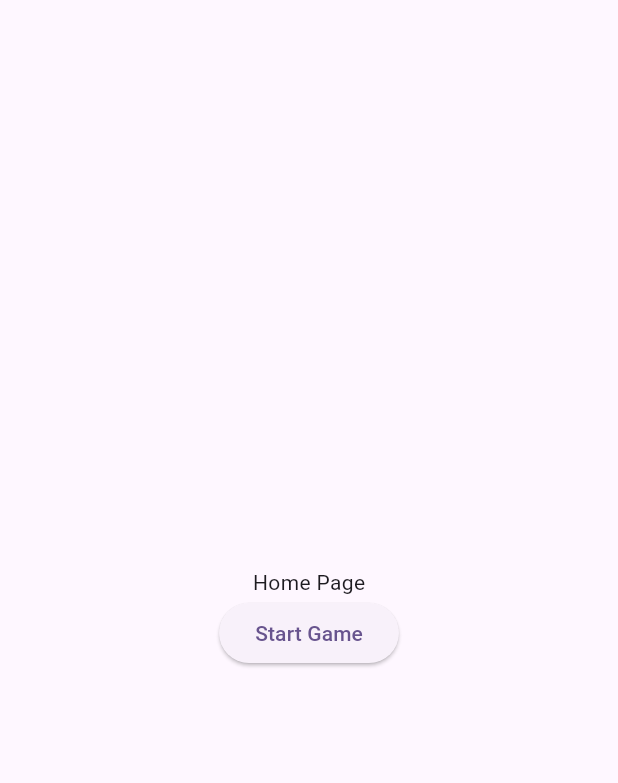
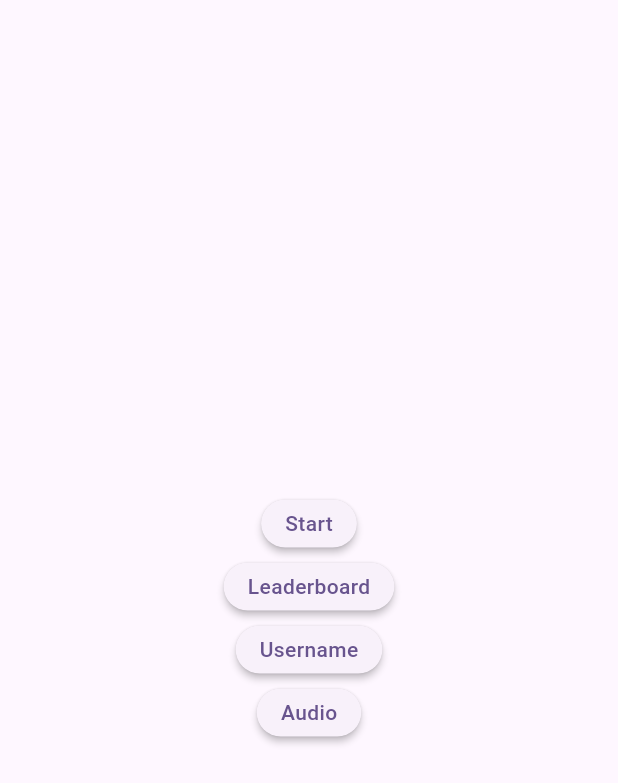
Before and after one commit to hasToDev/asteroid_q, a Flutter app: the screen it shows after launch, on a phone screen of 412 x 824 dp. Shown: the top 783 px of the screen. Run offline on Flutter 3.47's test engine with Material 3 defaults, Android fonts, the phone set to English and light mode, and no system bars; our stand-ins replace go_router.

Commit message:
add menu to home page

```diff
--- a/lib/pages/home_page.dart
+++ b/lib/pages/home_page.dart
@@ -1,4 +1,5 @@
 import 'package:asteroid_q/core/core.dart';
+import 'package:asteroid_q/widgets/widgets.dart';
 import 'package:flutter/material.dart';
 import 'package:go_router/go_router.dart';
 
@@ -15,14 +16,33 @@ class _HomePageState extends State<HomePage> {
     return Scaffold(
       body: Center(
         child: Column(
+          spacing: 10,
+          mainAxisSize: MainAxisSize.min,
           mainAxisAlignment: MainAxisAlignment.center,
           children: [
-            const Text('Home Page'),
-            ElevatedButton(
+            AppElevatedButton(
+              title: 'Start',
               onPressed: () {
                 context.go(AppPaths.gameplay);
               },
-              child: const Text('Start Game'),
+            ),
+            AppElevatedButton(
+              title: 'Leaderboard',
+              onPressed: () {
+                context.go(AppPaths.leaderboard);
+              },
+            ),
+            AppElevatedButton(
+              title: 'Username',
+              onPressed: () {
+                context.go(AppPaths.username);
+              },
+            ),
+            AppElevatedButton(
+              title: 'Audio',
+              onPressed: () {
+                context.go(AppPaths.audio);
+              },
             ),
           ],
         ),
--- a/lib/pages/initialization_page.dart
+++ b/lib/pages/initialization_page.dart
@@ -1,5 +1,4 @@
 import 'package:asteroid_q/core/core.dart';
-import 'package:asteroid_q/widgets/widgets.dart';
 import 'package:flutter/material.dart';
 import 'package:go_router/go_router.dart';
 
@@ -18,33 +17,20 @@ class _InitializationPageState extends State<InitializationPage> {
   }
 
   void initializationCheck() async {
-    await Future.delayed(const Duration(seconds: 3));
+    await Future.delayed(const Duration(milliseconds: 500));
     if (!mounted) return;
-    // context.go(AppPaths.home);
-    context.goWithTransition(AppPaths.home, direction: TransitionDirection.leftToRight);
+    context.go(AppPaths.home);
+    // context.goWithTransition(AppPaths.home, direction: TransitionDirection.leftToRight);
   }
 
   @override
   Widget build(BuildContext context) {
-    return Scaffold(
+    return const Scaffold(
       body: Center(
         child: Column(
-          spacing: 8,
           mainAxisAlignment: MainAxisAlignment.center,
           children: [
-            const Text('Splash Page'),
-            ElevatedButton(
-              onPressed: () {
-                context.go(AppPaths.home);
-              },
-              child: const Text('Go to Home'),
-            ),
-            AppElevatedButton(
-              title: 'Elevated Button',
-              onPressed: () {
-                // context.go(AppPaths.home);
-              },
-            ),
+            SizedBox(),
           ],
         ),
       ),
```
